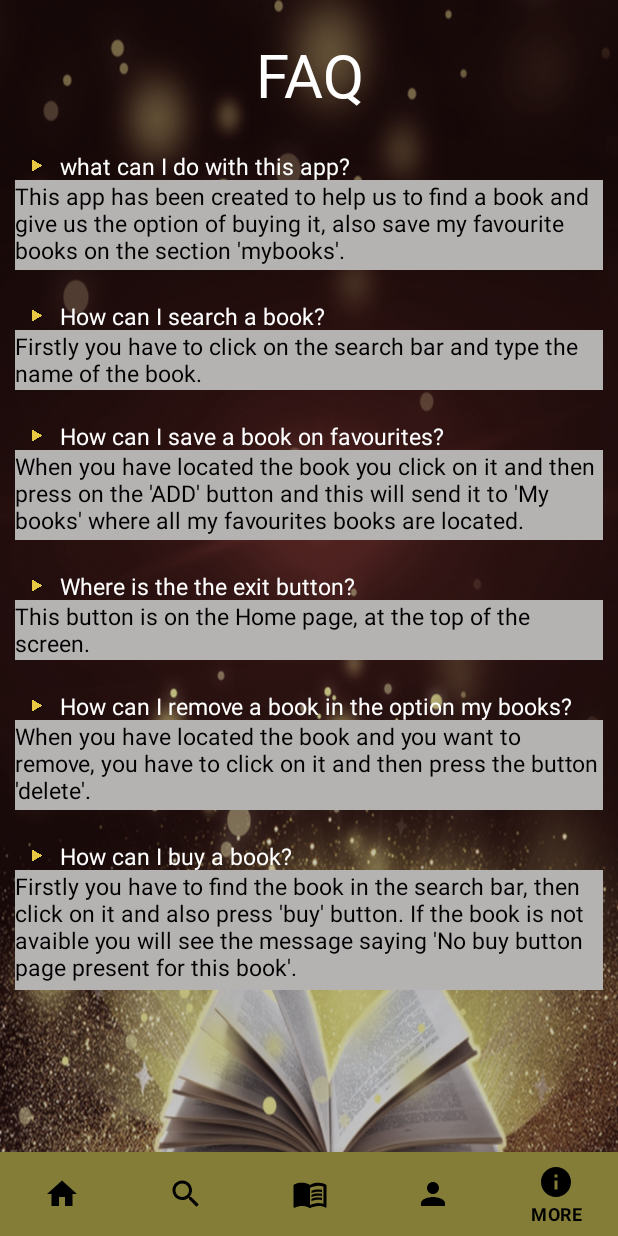
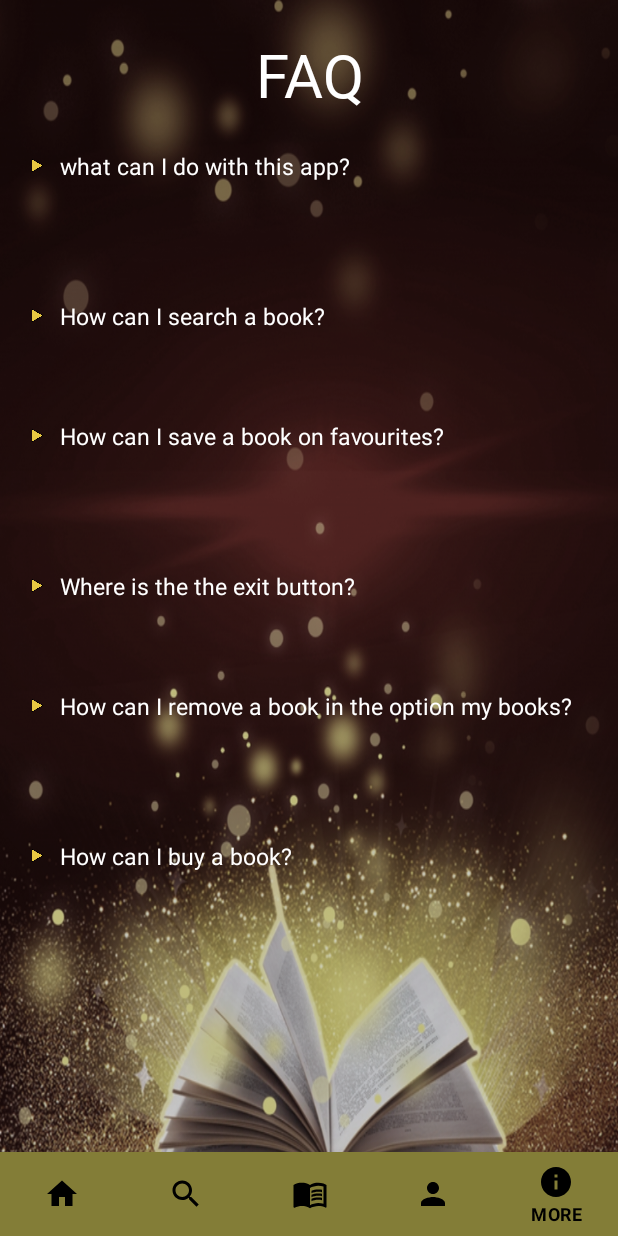
Before and after one commit to ivaperma/myFavBook, an Android app: the More screen opened directly, with no data from a screen before it, on a phone screen of 412 x 824 dp. Run offline under Robolectric (Android 15) with nearby library versions, the phone set to English and light mode, and no system bars.

Commit message:
Putiing the option of gone to the answers

```diff
--- a/app/src/main/res/layout/activity_more.xml
+++ b/app/src/main/res/layout/activity_more.xml
@@ -64,7 +64,7 @@
             android:textColor="@color/black"
             android:textSize="15dp"
             android:background="@color/grey"
-            >
+            android:visibility="gone">
         </TextView>
 
         <ImageView
@@ -97,7 +97,7 @@
         android:textColor="@color/black"
         android:textSize="15dp"
         android:background="@color/grey"
-        >
+        android:visibility="gone">
     </TextView>
 
     <ImageView
@@ -129,7 +129,7 @@
         android:textColor="@color/black"
         android:textSize="15dp"
         android:background="@color/grey"
-        >
+        android:visibility="gone">
     </TextView>
 
     <ImageView
@@ -161,7 +161,7 @@
         android:textColor="@color/black"
         android:textSize="15dp"
         android:background="@color/grey"
-        >
+        android:visibility="gone">
     </TextView>
 
     <ImageView
@@ -193,7 +193,7 @@
         android:textColor="@color/black"
         android:textSize="15dp"
         android:background="@color/grey"
-        >
+        android:visibility="gone">
     </TextView>
 
     <ImageView
@@ -225,7 +225,7 @@
         android:textColor="@color/black"
         android:textSize="15dp"
         android:background="@color/grey"
-        >
+        android:visibility="gone">
     </TextView>
 
 </RelativeLayout>
```
